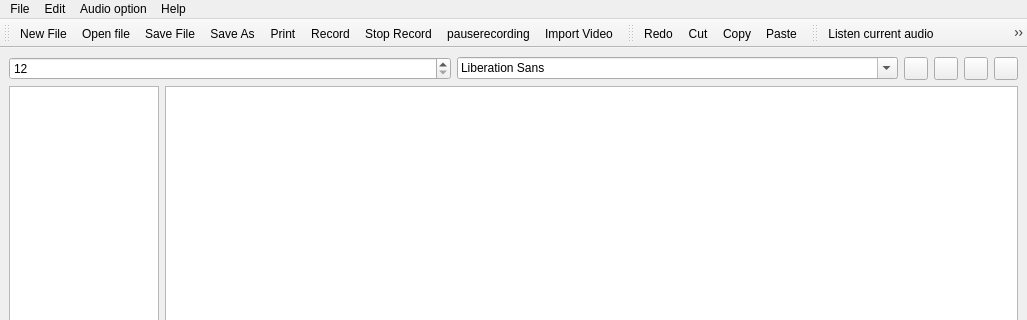
The window that src/mainwindow.ui (giacomogroppi/writernote-qt) describes before a commit, drawn with Qt 5; both pictures show x 0 to 1027 and y 0 to 320 of the 1027 by 671 pixel window.
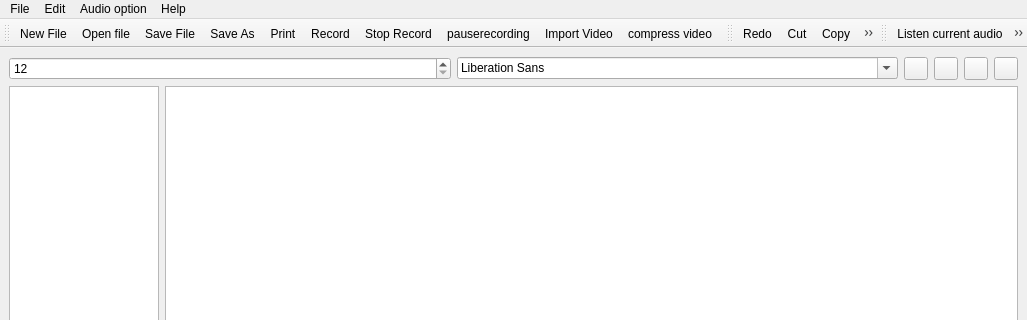
The same window after the commit. Icons and pictures are not drawn.

Patch:
```diff
--- a/src/mainwindow.ui
+++ b/src/mainwindow.ui
@@ -236,6 +236,7 @@
    <addaction name="stoprecordingbotton"/>
    <addaction name="pauserecordingbotton"/>
    <addaction name="actionImport_Video"/>
+   <addaction name="actioncompress_video"/>
   </widget>
   <widget class="QToolBar" name="simpleactionbar">
    <property name="windowTitle">
@@ -504,6 +505,15 @@
     <string>Quality setting</string>
    </property>
   </action>
+  <action name="actioncompress_video">
+   <property name="icon">
+    <iconset resource="../writernote.qrc">
+     <normaloff>:/image/images/compress-video.png</normaloff>:/image/images/compress-video.png</iconset>
+   </property>
+   <property name="text">
+    <string>compress video</string>
+   </property>
+  </action>
  </widget>
  <resources>
   <include location="../writernote.qrc"/>
```
Left out of the diff: 1 changed line with no effect on the pictures.
